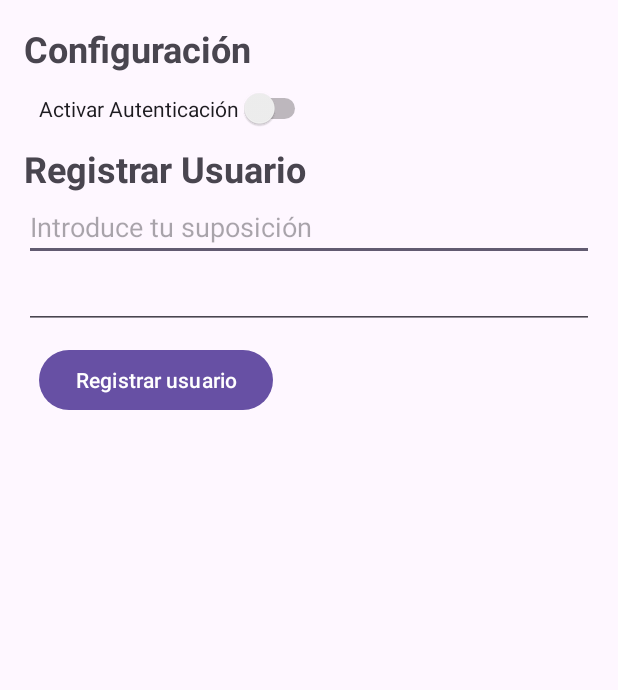
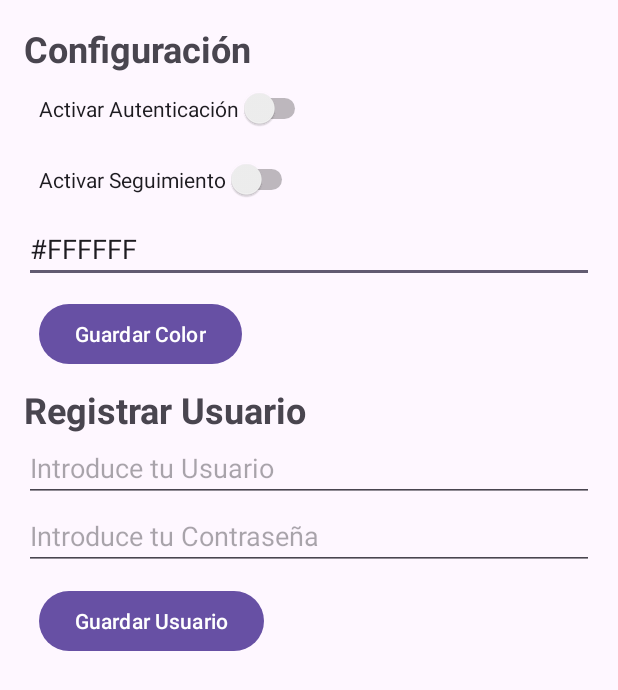
Before and after one commit to MateoLz21/app_ef_final, an Android app: the screen it shows after launch (ConfigActivity), after a tap on "Ir a Configuración", on a phone screen of 412 x 824 dp. Shown: the top 690 px of the screen. Run offline under Robolectric (Android 15) with nearby library versions, the phone set to English and light mode, and no system bars.

Commit message:
cambio de color mainactivity

```diff
--- a/app/src/main/java/ef1/conti/proyectofinal/ConfigActivity.java
+++ b/app/src/main/java/ef1/conti/proyectofinal/ConfigActivity.java
@@ -1,17 +1,20 @@
+
 package ef1.conti.proyectofinal;
 
 import android.content.SharedPreferences;
 import android.os.Bundle;
 import android.view.View;
 import android.widget.Button;
-import android.widget.CompoundButton;
-import android.widget.RadioGroup;
+import android.widget.EditText;
 import android.widget.Switch;
+import android.widget.Toast;
 import androidx.appcompat.app.AppCompatActivity;
 
 public class ConfigActivity extends AppCompatActivity {
 
     Switch authSwitch;
+    EditText txtColor;
+    Button saveButton;
 
     @Override
     protected void onCreate(Bundle savedInstanceState) {
@@ -19,15 +22,39 @@ public class ConfigActivity extends AppCompatActivity {
         setContentView(R.layout.activity_config);
 
         authSwitch = findViewById(R.id.authSwitch);
+        txtColor = findViewById(R.id.txtColor);
+        saveButton = findViewById(R.id.button); // Botón para registrar usuario o guardar el color
+
         SharedPreferences sharedPreferences = getSharedPreferences("AppSettings", MODE_PRIVATE);
+
+        // Cargar el estado de autenticación desde SharedPreferences
         authSwitch.setChecked(sharedPreferences.getBoolean("authEnabled", false));
 
-        authSwitch.setOnCheckedChangeListener(new CompoundButton.OnCheckedChangeListener() {
-            @Override
-            public void onCheckedChanged(CompoundButton buttonView, boolean isChecked) {
+        // Configurar el Switch para habilitar/deshabilitar la autenticación
+        authSwitch.setOnCheckedChangeListener((buttonView, isChecked) -> {
+            SharedPreferences.Editor editor = sharedPreferences.edit();
+            editor.putBoolean("authEnabled", isChecked);
+            editor.apply();
+        });
+
+        // Cargar el color de fondo guardado previamente, si existe
+        String savedColor = sharedPreferences.getString("backgroundColor", "#FFFFFF");
+        txtColor.setText(savedColor);
+
+        // Guardar el color de fondo al hacer clic en el botón "Guardar"
+        saveButton.setOnClickListener(v -> {
+            String color = txtColor.getText().toString().trim();
+
+            if (!color.isEmpty()) {
                 SharedPreferences.Editor editor = sharedPreferences.edit();
-                editor.putBoolean("authEnabled", isChecked);
+                editor.putString("backgroundColor", color); // Guardar el color en SharedPreferences
                 editor.apply();
+
+                // Mostrar mensaje de confirmación al usuario
+                Toast.makeText(ConfigActivity.this, "Color de fondo actualizado a: " + color, Toast.LENGTH_SHORT).show();
+            } else {
+                // Mostrar mensaje si no se ingresa un color válido
+                Toast.makeText(ConfigActivity.this, "Por favor ingrese un color válido", Toast.LENGTH_SHORT).show();
             }
         });
     }
--- a/app/src/main/java/ef1/conti/proyectofinal/MainActivity.java
+++ b/app/src/main/java/ef1/conti/proyectofinal/MainActivity.java
@@ -2,51 +2,66 @@ package ef1.conti.proyectofinal;
 
 import android.content.Intent;
 import android.content.SharedPreferences;
+import android.graphics.Color;
 import android.os.Bundle;
+import android.util.Log;
 import android.view.View;
 import android.widget.Button;
 import android.widget.EditText;
+import android.widget.LinearLayout;
 import android.widget.TextView;
-import android.widget.Toast;
 import androidx.appcompat.app.AppCompatActivity;
 
 public class MainActivity extends AppCompatActivity {
 
-    // Elementos de la interfaz
     private EditText notesInput;
     private Button configButton;
     private TextView notesTitle;
+    private LinearLayout mainLayout;
 
     @Override
     protected void onCreate(Bundle savedInstanceState) {
         super.onCreate(savedInstanceState);
-        setContentView(R.layout.activity_main); // Asegúrate de que el layout se llama activity_main.xml
+        setContentView(R.layout.activity_main);
 
         // Inicializar elementos de la interfaz
         notesInput = findViewById(R.id.notes_input);
         configButton = findViewById(R.id.configButton);
         notesTitle = findViewById(R.id.notes_title);
+        mainLayout = findViewById(R.id.main_layout); // Asegúrate de que el ID sea correcto en tu XML
 
         // Configurar el botón para acceder a la configuración
         configButton.setOnClickListener(new View.OnClickListener() {
             @Override
             public void onClick(View v) {
-                // Obtener el estado de autenticación de SharedPreferences
-                SharedPreferences sharedPreferences = getSharedPreferences("AppSettings", MODE_PRIVATE);
-                boolean isAuthEnabled = sharedPreferences.getBoolean("authEnabled", false);
-
-                if (isAuthEnabled) {
-                    // Si la autenticación está activada, redirige a LoginActivity
-                    Intent intent = new Intent(MainActivity.this, LoginActivity.class);
-                    startActivity(intent);
-                    overridePendingTransition(R.anim.fade_in, R.anim.fade_out); // Aplicar animaciones
-                } else {
-                    // Si la autenticación está desactivada, redirige directamente a ConfigActivity
-                    Intent intent = new Intent(MainActivity.this, ConfigActivity.class);
-                    startActivity(intent);
-                    overridePendingTransition(R.anim.fade_in, R.anim.fade_out); // Aplicar animaciones
-                }
+                Intent intent = new Intent(MainActivity.this, ConfigActivity.class);
+                startActivity(intent);
+                overridePendingTransition(R.anim.fade_in, R.anim.fade_out); // Aplicar animaciones
             }
         });
     }
+
+    // Este método se llama cuando la actividad vuelve a ser visible
+    @Override
+    protected void onResume() {
+        super.onResume();
+
+        // Recuperar el color de fondo guardado
+        SharedPreferences sharedPreferences = getSharedPreferences("AppSettings", MODE_PRIVATE);
+        String colorFondo = sharedPreferences.getString("backgroundColor", "#FFFFFF"); // Color por defecto: blanco
+
+        // Aplicar el color al fondo del layout principal
+        try {
+            if (colorFondo != null && !colorFondo.isEmpty()) {
+                mainLayout.setBackgroundColor(Color.parseColor(colorFondo));
+                Log.d("MainActivity", "Color de fondo aplicado: " + colorFondo);
+            } else {
+                Log.d("MainActivity", "No se encontró ningún color guardado, se usará blanco por defecto.");
+                mainLayout.setBackgroundColor(Color.WHITE); // Color por defecto
+            }
+        } catch (IllegalArgumentException e) {
+            Log.e("MainActivity", "El valor de color es inválido: " + colorFondo);
+            mainLayout.setBackgroundColor(Color.WHITE); // Si el color es inválido, aplicar blanco
+        }
+    }
 }
--- a/app/src/main/java/ef1/conti/proyectofinal/SplashActivity.java
+++ b/app/src/main/java/ef1/conti/proyectofinal/SplashActivity.java
@@ -30,6 +30,6 @@ public class SplashActivity extends AppCompatActivity {
             }
         }, 5000); // 3 segundos de espera
         // 3 segundos de espera
- // 3 segundos de espera
+        // 3 segundos de espera
     }
 }
--- a/app/src/main/res/layout/activity_config.xml
+++ b/app/src/main/res/layout/activity_config.xml
@@ -19,6 +19,25 @@
         android:layout_height="wrap_content"
         android:text="Activar Autenticación" />
 
+    <Switch
+        android:id="@+id/segSwitch"
+        android:layout_margin="10sp"
+        android:layout_width="wrap_content"
+        android:layout_height="wrap_content"
+        android:text="Activar Seguimiento" />
+
+    <EditText
+        android:id="@+id/txtColor"
+        android:layout_width="match_parent"
+        android:layout_height="wrap_content"
+        android:hint="Ingrese Color de Fondo" />
+
+    <Button
+        android:id="@+id/button"
+        android:layout_width="wrap_content"
+        android:layout_height="wrap_content"
+        android:layout_margin="10sp"
+        android:text="Guardar Color" />
 
     <TextView
         android:id="@+id/regis_title"
@@ -32,7 +51,7 @@
         android:id="@+id/txtUsuario"
         android:layout_width="match_parent"
         android:layout_height="wrap_content"
-        android:hint="Introduce tu suposición" />
+        android:hint="Introduce tu Usuario" />
 
 
     <EditText
@@ -40,13 +59,14 @@
         android:layout_width="match_parent"
         android:layout_height="wrap_content"
         android:ems="10"
-        android:inputType="textPassword" />
+        android:inputType="textPassword"
+        android:hint="Introduce tu Contraseña"/>
 
     <Button
-        android:id="@+id/button"
-        android:layout_margin="10sp"
+        android:id="@+id/buttonUser"
         android:layout_width="wrap_content"
         android:layout_height="wrap_content"
-        android:text="Registrar usuario" />
+        android:layout_margin="10sp"
+        android:text="Guardar Usuario" />
 
 </LinearLayout>
--- a/app/src/main/res/layout/activity_main.xml
+++ b/app/src/main/res/layout/activity_main.xml
@@ -3,7 +3,7 @@
     android:layout_height="match_parent"
     android:orientation="vertical"
     android:padding="16dp"
-    android:background="@android:color/white">
+    android:id="@+id/main_layout">
 
     <!-- Título que simula el block de notas -->
     <TextView
```
Also changed, not shown: app/src/main/java/ef1/conti/proyectofinal/LoginActivity.java (+9 -2 lines), app/src/main/res/layout/activity_login.xml (+8 -0 lines), app/src/main/res/layout/activity_splash.xml (line endings or trailing spaces).
